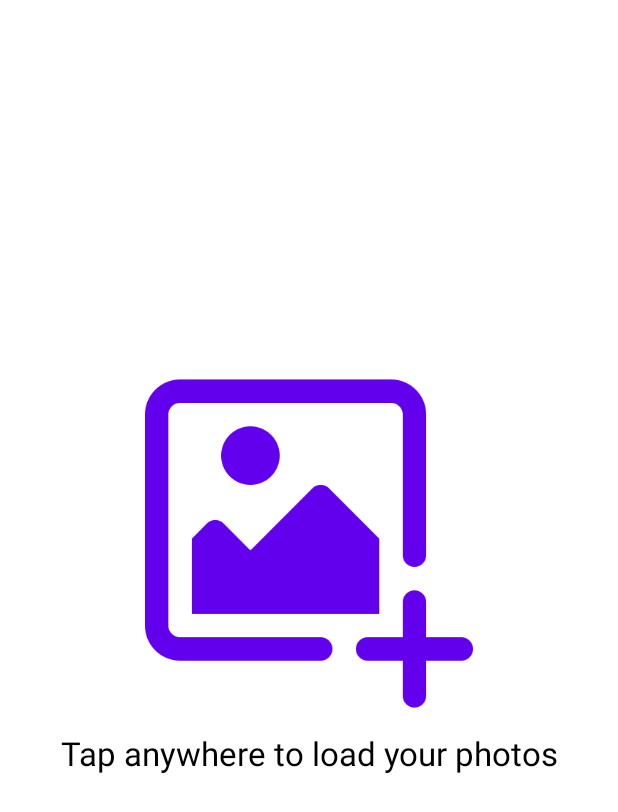
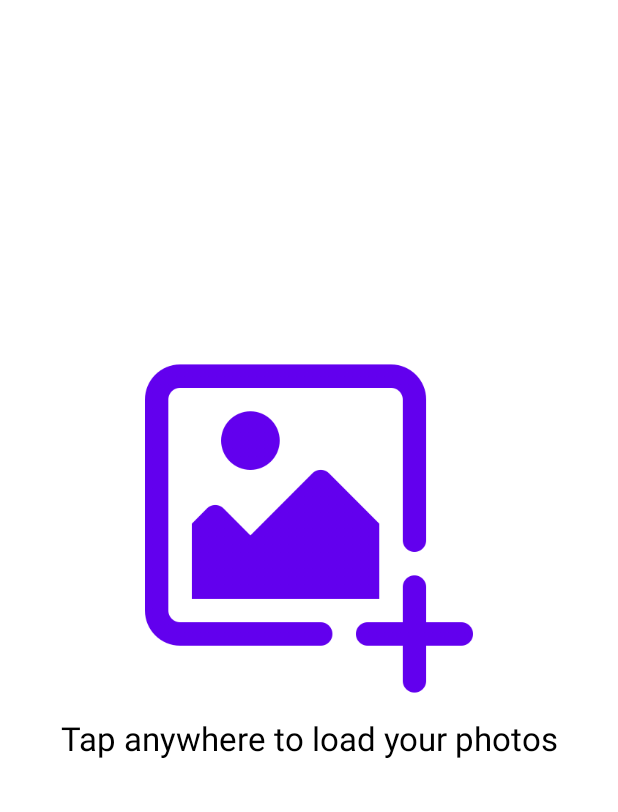
Before and after one commit to AhmedAshraf0/Media-Viewer, an Android app: the layout fragment_images.xml on its own in the app's theme, with its tools: preview values and no code run, on a phone screen of 412 x 824 dp. Shown: the top 812 px of the screen. Run offline under Robolectric (Android 15) with nearby library versions, the phone set to English and light mode, and no system bars.

Commit message:
update/fragments_xml

```diff
--- a/app/src/main/res/layout-land/fragment_images.xml
+++ b/app/src/main/res/layout-land/fragment_images.xml
@@ -18,25 +18,27 @@
 
         <ImageView
             android:id="@+id/imagesIcon"
-            android:layout_width="match_parent"
-            android:layout_height="250dp"
+            android:layout_width="200dp"
+            android:layout_height="150dp"
+            android:layout_marginStart="32dp"
+            android:layout_marginBottom="24dp"
             android:src="@mipmap/add_images"
             app:layout_constraintBottom_toBottomOf="parent"
-            app:layout_constraintEnd_toEndOf="parent"
             app:layout_constraintStart_toStartOf="parent"
             app:layout_constraintTop_toTopOf="parent" />
 
         <TextView
             android:id="@+id/userMessage"
-            android:layout_width="match_parent"
+            android:layout_width="wrap_content"
             android:layout_height="wrap_content"
+            android:gravity="center"
             android:text="@string/images_message"
-            android:gravity="center"
-            android:textSize="22sp"
             android:textColor="@color/black"
-            app:layout_constraintTop_toBottomOf="@+id/imagesIcon"
-            app:layout_constraintStart_toStartOf="parent"
-            app:layout_constraintEnd_toEndOf="parent" />
+            android:textSize="20sp"
+            app:layout_constraintBottom_toBottomOf="@+id/imagesIcon"
+            app:layout_constraintEnd_toEndOf="parent"
+            app:layout_constraintStart_toEndOf="@+id/imagesIcon"
+            app:layout_constraintTop_toTopOf="@+id/imagesIcon" />
 
         <androidx.recyclerview.widget.RecyclerView
             android:id="@+id/images_recyclerView"
--- a/app/src/main/res/layout/fragment_images.xml
+++ b/app/src/main/res/layout/fragment_images.xml
@@ -20,7 +20,7 @@
             android:id="@+id/imagesIcon"
             android:layout_width="match_parent"
             android:layout_height="250dp"
-            android:layout_marginBottom="100dp"
+            android:layout_marginBottom="120dp"
             android:src="@mipmap/add_images"
             app:layout_constraintBottom_toBottomOf="parent"
             app:layout_constraintEnd_toEndOf="parent"
```
Also changed, not shown: app/src/main/java/com/example/mediaviewer/MainActivity.kt (+1 -11 lines), app/src/main/res/layout-land/fragment_videos.xml (+10 -8 lines).
